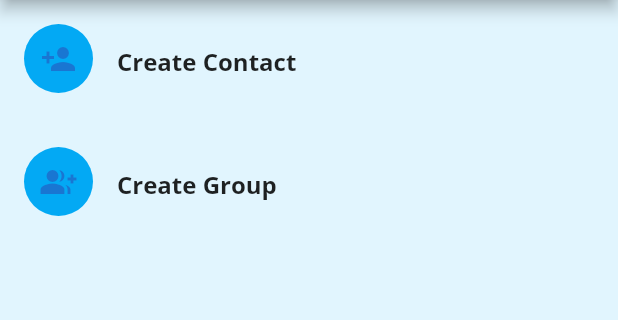
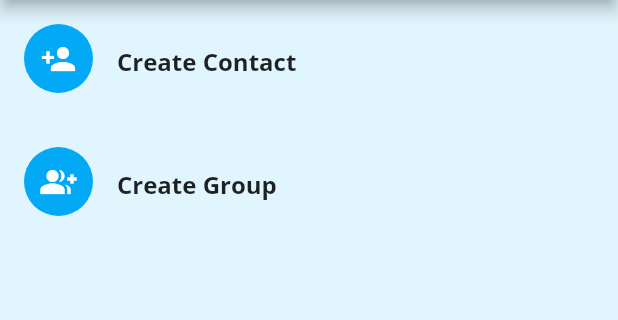
Before and after one commit to Prachijain424/TextHive, a Flutter app: the SelectContact screen opened directly, on a phone screen of 412 x 824 dp, the part 84-404 px from its top. Run offline on Flutter 3.47's test engine with Material 2 defaults, Android fonts, the phone set to English and light mode, and no system bars.

Commit message:
Modified Add group page

```diff
--- a/lib/screens/IndividualPage.dart
+++ b/lib/screens/IndividualPage.dart
@@ -33,7 +33,7 @@ class IndividualPageState extends State<IndividualPage> {
               CircleAvatar(
                 radius: 20,
                 backgroundColor: Colors.blueGrey,
-                child: Icon(Icons.account_circle),
+                child: Icon(Icons.account_circle, color: Colors.white,),
               )
             ],
           ),
@@ -43,7 +43,7 @@ class IndividualPageState extends State<IndividualPage> {
           child: Container(
             margin: const EdgeInsets.all(10),
             child: Column(
-              mainAxisAlignment: MainAxisAlignment.center,
+              mainAxisAlignment: MainAxisAlignment.start,
               crossAxisAlignment: CrossAxisAlignment.start,
               children: [
                 Text(
--- a/lib/screens/SelectContact.dart
+++ b/lib/screens/SelectContact.dart
@@ -11,10 +11,25 @@ class SelectContact extends StatefulWidget {
 }
 
 class SelectContactState extends State<SelectContact> {
-
   List<ChatModel> options = [
-    ChatModel(name: "Create Contact", icon: const Icon(Icons.person_add), currentMessage: "", isGroup: false, time: ""),
-    ChatModel(name: "Create Group", icon: const Icon(Icons.group_add), currentMessage: "", isGroup: false, time: ""),
+    ChatModel(
+        name: "Create Contact",
+        icon: const Icon(
+          Icons.person_add,
+          color: Colors.white,
+        ),
+        currentMessage: "",
+        isGroup: false,
+        time: ""),
+    ChatModel(
+        name: "Create Group",
+        icon: const Icon(
+          Icons.group_add,
+          color: Colors.white,
+        ),
+        currentMessage: "",
+        isGroup: false,
+        time: ""),
   ];
 
   @override
@@ -45,17 +60,12 @@ class SelectContactState extends State<SelectContact> {
       ),
       body: ListView(
         children: [
-          InkWell(
-            onTap: (){
-            },
-              child: ContactCard(contact: options[0])
-          ),
+          InkWell(onTap: () {}, child: ContactCard(contact: options[0])),
           InkWell(
               onTap: (){
                 Navigator.push(context, MaterialPageRoute(builder: (builder)=>const CreateGroup()));
               },
-              child: ContactCard(contact: options[1])
-          ),
+              child: ContactCard(contact: options[1])),
         ],
       ),
       backgroundColor: const Color(0xFFE1F5FE),
```
Also changed, not shown: lib/screens/CreateGroup.dart (+13 -9 lines).
